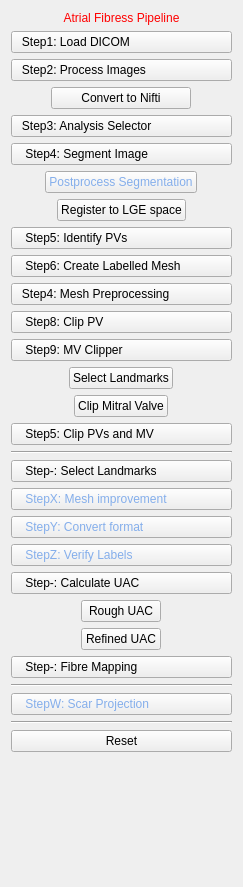
OpenHeartDevelopers/CemrgApp, file CemrgApp/Plugins/kcl.cemrgapp.atrialfibres/src/internal/AtrialFibresViewControls.ui: the form before one commit.
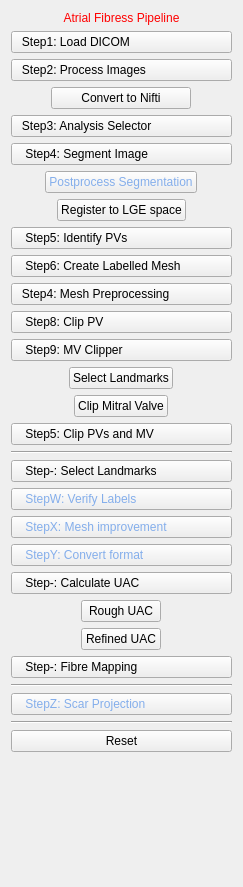
The form after the commit.

Commit message: [fix] OpenCarpCommand calls / [minor] rearranged buttons View Controls

Patch:
```diff
--- a/CemrgApp/Plugins/kcl.cemrgapp.atrialfibres/src/internal/AtrialFibresViewControls.ui
+++ b/CemrgApp/Plugins/kcl.cemrgapp.atrialfibres/src/internal/AtrialFibresViewControls.ui
@@ -221,6 +221,16 @@
      </property>
     </widget>
    </item>
+   <item>
+    <widget class="QPushButton" name="button_0_3_checklabels">
+     <property name="styleSheet">
+      <string notr="true">text-align: left; color: rgb(132, 174, 235);</string>
+     </property>
+     <property name="text">
+      <string>    StepW: Verify Labels</string>
+     </property>
+    </widget>
+   </item>
    <item>
     <widget class="QPushButton" name="button_x_meshtools">
      <property name="font">
@@ -248,16 +258,6 @@
      </property>
     </widget>
    </item>
-   <item>
-    <widget class="QPushButton" name="button_0_3_checklabels">
-     <property name="styleSheet">
-      <string notr="true">text-align: left; color: rgb(132, 174, 235);</string>
-     </property>
-     <property name="text">
-      <string>    StepZ: Verify Labels</string>
-     </property>
-    </widget>
-   </item>
    <item>
     <widget class="QPushButton" name="button_0_calculateUac">
      <property name="styleSheet">
@@ -305,7 +305,7 @@
       <string notr="true">text-align: left; color: rgb(132, 174, 235);</string>
      </property>
      <property name="text">
-      <string>    StepW: Scar Projection</string>
+      <string>    StepZ: Scar Projection</string>
      </property>
     </widget>
    </item>
```
The commit also changes 1 other file.
